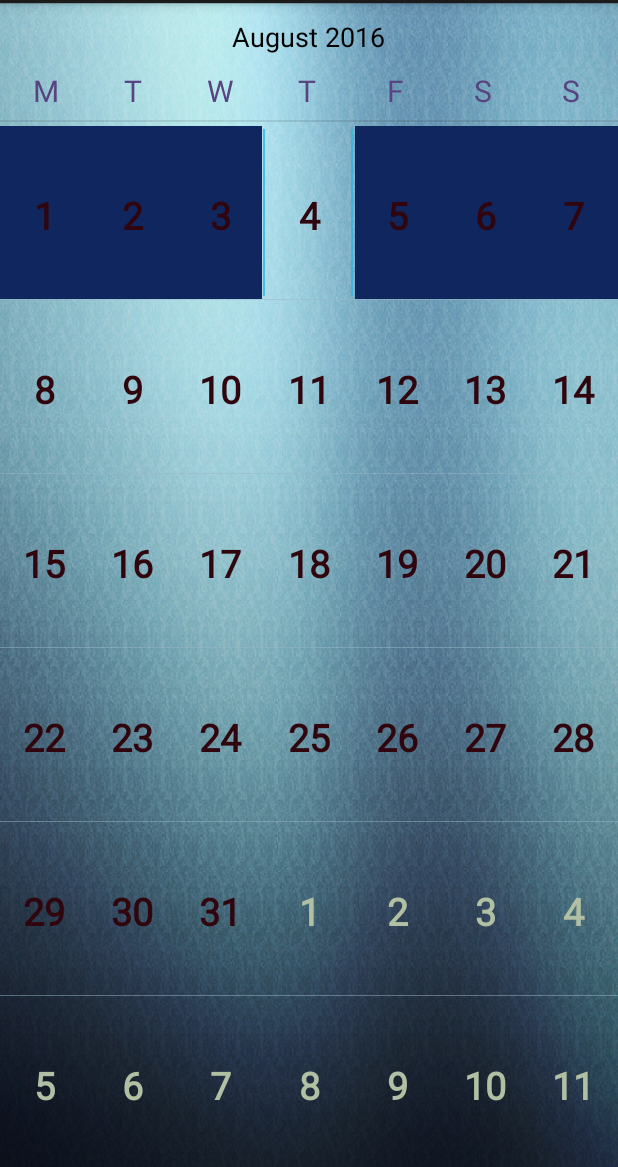
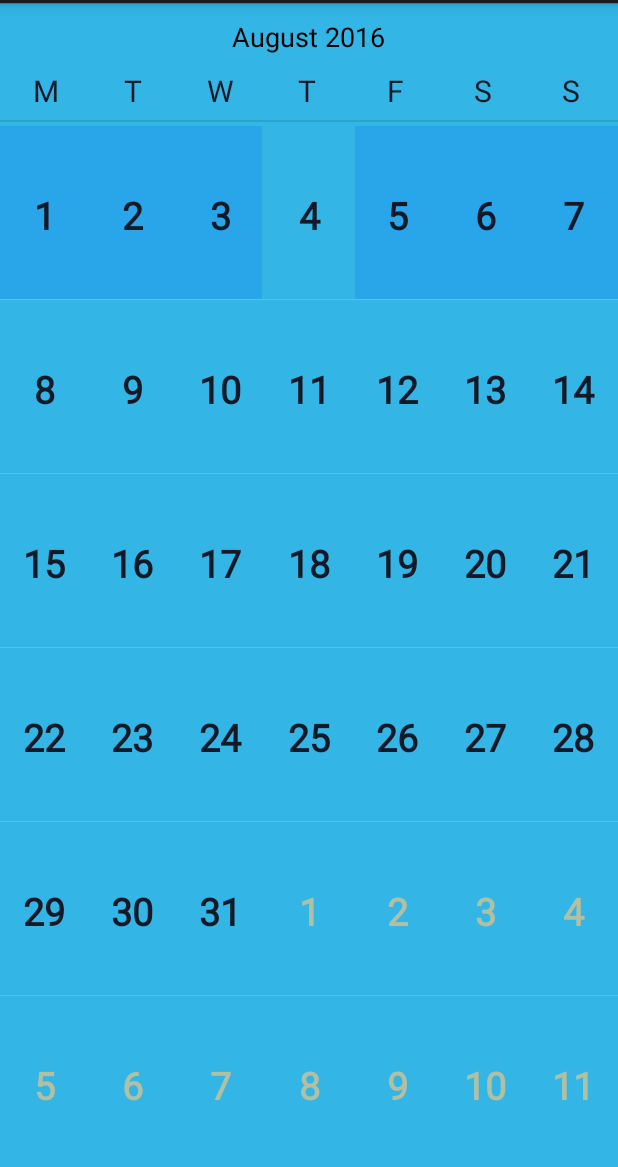
Before and after one commit to vasap87/Time2date, an Android app: the screen it shows after launch (CalendarActivity), after a tap on an icon or button, on a phone screen of 412 x 824 dp, the part 69-1236 px from its top. Run offline under Robolectric (Android 15) with nearby library versions, the phone set to English and light mode, and no system bars.

Commit message:
Версия 1.2 добавлено сохранение выбранной даты

```diff
--- a/app/src/main/java/ru/vasilenkoaleksandr/time2date/Time2dateActivity.java
+++ b/app/src/main/java/ru/vasilenkoaleksandr/time2date/Time2dateActivity.java
@@ -1,10 +1,17 @@
 package ru.vasilenkoaleksandr.time2date;
 
+import java.io.File;
+import java.io.FileNotFoundException;
+import java.io.FileOutputStream;
+import java.io.FileReader;
+import java.io.FileWriter;
+import java.io.IOException;
 import java.text.SimpleDateFormat;
 import java.util.Calendar;
 import java.util.Date;
 //import java.util.Date;
 
+import android.content.SharedPreferences;
 import android.os.Bundle;
 import android.view.View;
 import android.view.View.OnClickListener;
@@ -16,43 +23,36 @@ import android.content.Intent;
 
 public class Time2dateActivity extends Activity {
 
-	TextView textView, textViewDay, textViewHour, textViewMinute, textViewrezDay, textViewrezHour, textViewrezMinute;
-	ImageView butsetdate;
-	static final private int CALENDAR_SELECTED = 0;
-
-	Date date = new Date();
-	SimpleDateFormat currentDate = new SimpleDateFormat("dd.MM.yyyy");
-	String tvText = currentDate.format(date);
+    private TextView textView, textViewDay, textViewHour, textViewMinute, textViewrezDay, textViewrezHour, textViewrezMinute;
+    private ImageView butsetdate;
+    private static final int CALENDAR_SELECTED = 0;
+    private long resultMilisec;
+    private Date date = new Date();
+    private SimpleDateFormat currentDate = new SimpleDateFormat("dd.MM.yyyy");
 
     //записываем значение текущей даты
-	final long todaymilisec = date.getTime();
-	String rezDay, rezHour, rezMinute;
+    private long todaymilisec = date.getTime();
+    private String rezDay, rezHour, rezMinute;
 
     @Override
     protected void onCreate(Bundle savedInstanceState) {
         super.onCreate(savedInstanceState);
         setContentView(R.layout.activity_time2date);
 
-		textView = (TextView)findViewById(R.id.textView);
-		textViewDay  = (TextView)findViewById(R.id.textViewDay);
-		textViewHour  = (TextView)findViewById(R.id.textViewHour);
-		textViewMinute  = (TextView)findViewById(R.id.textViewMinute);
-		textViewrezDay  = (TextView)findViewById(R.id.textViewrezday);
-		textViewrezHour  = (TextView)findViewById(R.id.textViewrezhour);
-		textViewrezMinute = (TextView)findViewById(R.id.textViewrezminute);
+        textView = (TextView) findViewById(R.id.textView);
+        textViewDay = (TextView) findViewById(R.id.textViewDay);
+        textViewHour = (TextView) findViewById(R.id.textViewHour);
+        textViewMinute = (TextView) findViewById(R.id.textViewMinute);
+        textViewrezDay = (TextView) findViewById(R.id.textViewrezday);
+        textViewrezHour = (TextView) findViewById(R.id.textViewrezhour);
+        textViewrezMinute = (TextView) findViewById(R.id.textViewrezminute);
+        butsetdate = (ImageView) findViewById(R.id.butsetdate);
 
-		butsetdate = (ImageView)findViewById(R.id.butsetdate);
-
-		textView.setText(tvText);
-
-
+        restorePreferences();
 
         butsetdate.setOnClickListener(new OnClickListener() {
-
             @Override
             public void onClick(View v) {
-
-
                 Intent i = new Intent(Time2dateActivity.this, CalendarActivity.class);
                 startActivityForResult(i, CALENDAR_SELECTED);
             }
@@ -60,41 +60,86 @@ public class Time2dateActivity extends Activity {
     }
 
     @Override
-	public void onActivityResult(int requestCode, int resultCode, Intent data){
+    public void onActivityResult(int requestCode, int resultCode, Intent data) {
         super.onActivityResult(requestCode, resultCode, data);
-
-		if(requestCode == CALENDAR_SELECTED){
-			if (resultCode == RESULT_OK){
+        if (requestCode == CALENDAR_SELECTED) {
+            if (resultCode == RESULT_OK) {
                 long selectedmilisec = data.getLongExtra(CalendarActivity.RESULT_CAL, 0);
-				if (selectedmilisec > 0){
-					long resulmilisec = selectedmilisec-todaymilisec;
-
-					long day = resulmilisec/(1000*60*60*24);
-					long hour = (resulmilisec%(1000*60*60*24))/(1000*60*60);
-					long minutes = ((resulmilisec%(1000*60*60*24))%(1000*60*60))/(1000*60);
-
-					rezDay=""+day;
-					rezHour=""+hour;
-					rezMinute=""+minutes;
-
-					textViewrezDay.setText(rezDay);
-					textViewrezHour.setText(rezHour);
-					textViewrezMinute.setText(rezMinute);
-
-
-					date.setTime(selectedmilisec);
-
-
-					tvText = "до "+currentDate.format(date);
-					textView.setText(tvText);
-
+                if (selectedmilisec > 0) {
+                    resultMilisec = selectedmilisec;
+                    saveSharedPref();
+                    updateCounting(resultMilisec);
                 }
-
             }
         }
     }
 
 
+    private void updateCounting(long selectedmilisec) {
+        todaymilisec = new Date().getTime();
+        long resulmilisec = selectedmilisec - todaymilisec;
 
+        long day = resulmilisec / (1000 * 60 * 60 * 24);
+        long hour = (resulmilisec % (1000 * 60 * 60 * 24)) / (1000 * 60 * 60);
+        long minutes = ((resulmilisec % (1000 * 60 * 60 * 24)) % (1000 * 60 * 60)) / (1000 * 60);
+
+        rezDay = "" + day;
+        rezHour = "" + hour;
+        rezMinute = "" + minutes;
+
+        textViewrezDay.setText(rezDay);
+        textViewrezHour.setText(rezHour);
+        textViewrezMinute.setText(rezMinute);
+        date.setTime(selectedmilisec);
+        textView.setText("до " + currentDate.format(date));
+    }
+
+//    @Override
+//    protected void onResume() {
+//        super.onResume();
+//        restorePreferences();
+//    }
+
+    @Override
+    protected void onRestoreInstanceState(Bundle savedInstanceState) {
+        restorePreferences();
+        super.onRestoreInstanceState(savedInstanceState);
+    }
+
+    @Override
+    protected void onDestroy() {
+        super.onDestroy();
+        saveSharedPref();
+    }
+
+    @Override
+    protected void onSaveInstanceState(Bundle outState) {
+        saveSharedPref();
+        super.onSaveInstanceState(outState);
+    }
+
+    @Override
+    protected void onPause() {
+        super.onPause();
+        saveSharedPref();
+    }
+
+    private void saveSharedPref(){
+        if(resultMilisec>0) {
+            SharedPreferences preferences = getPreferences(MODE_PRIVATE);
+            SharedPreferences.Editor editor = preferences.edit();
+            editor.putLong("RESULT", resultMilisec);
+            editor.apply();
+        }
+    }
+
+    private void restorePreferences(){
+        SharedPreferences preferences = getPreferences(MODE_PRIVATE);
+        if(preferences.contains("RESULT")){
+            resultMilisec = preferences.getLong("RESULT", 0);
+            preferences.edit().remove("RESULT").apply();
+        }
+        if(resultMilisec!=0)updateCounting(resultMilisec);
 
     }
+}
--- a/app/src/main/res/layout/activity_calendar.xml
+++ b/app/src/main/res/layout/activity_calendar.xml
@@ -8,16 +8,15 @@
         android:id="@+id/calendarView"
         android:layout_width="match_parent"
         android:layout_height="match_parent"
-        android:background="@drawable/fon"
+        android:background="#33b5e5"
         android:dateTextAppearance="@style/DayOfMonth"
         android:fadingEdge="horizontal"
         android:weekDayTextAppearance="@style/WeekDayText"
         android:firstDayOfWeek="2"
-        android:focusedMonthDateColor="#30050d"
+        android:focusedMonthDateColor="#131926"
         android:unfocusedMonthDateColor="#b1bfa3"
         android:scrollbarStyle="insideInset"
-        android:selectedWeekBackgroundColor="#10265e"
         android:showWeekNumber="false"
-        android:weekSeparatorLineColor="#99b8c7" />
+        android:weekSeparatorLineColor="#b1bfa3" />
 
 </LinearLayout>
--- a/app/src/main/res/layout/activity_time2date.xml
+++ b/app/src/main/res/layout/activity_time2date.xml
@@ -2,7 +2,7 @@
     android:id="@+id/main_fragment_linearlayout"
     android:layout_width="match_parent"
     android:layout_height="match_parent"
-    android:background="@drawable/fon"
+    android:background="#33b5e5"
     android:paddingLeft="16dp"
     android:paddingRight="16dp" >
 
@@ -26,7 +26,7 @@
         android:layout_alignTop="@+id/textView"
         android:layout_marginRight="16dp"
         android:contentDescription="@string/imagebutton"
-        android:src="@android:drawable/ic_input_add" />
+        android:src="@drawable/calendar" />
 
     <TextView
         android:id="@+id/textViewHour"
--- a/app/src/main/res/values/styles.xml
+++ b/app/src/main/res/values/styles.xml
@@ -18,13 +18,13 @@
     </style>
 
     <style name="DayOfMonth" parent="android:Theme.Light">
-        <item name="android:textColor">#293e6b</item>
+        <item name="android:textColor">#131926</item>
         <item name="android:textSize">25sp</item>
     </style>
 
     <style name="WeekDayText" parent="android:Theme.Light">
         <item name="android:textSize">20sp</item>
-        <item name="android:textColor">#584480</item>
+        <item name="android:textColor">#131926</item>
     </style>
 
 </resources>
```
Also changed, not shown: app/src/main/AndroidManifest.xml (+5 -5 lines), app/src/main/gen/ru/vasilenkoaleksandr/time2date/BuildConfig.java (added, +8 -0 lines), app/src/main/gen/ru/vasilenkoaleksandr/time2date/Manifest.java (added, +7 -0 lines), app/src/main/gen/ru/vasilenkoaleksandr/time2date/R.java (added, +7 -0 lines), app/src/main/res/drawable-hdpi/calendar.png (added), app/src/main/res/drawable-hdpi/fon.png (deleted), app/src/main/res/drawable-mdpi/fon.png (deleted), app/src/main/res/drawable-xhdpi/fon.png (deleted), 3 other files. Lines whose indentation alone changed are shown as unchanged.
